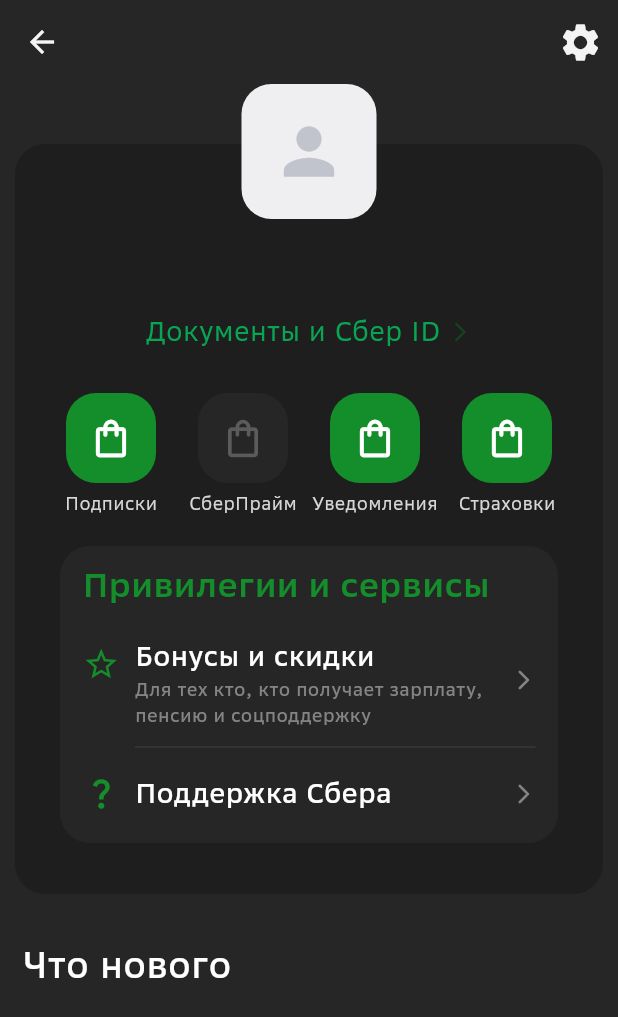
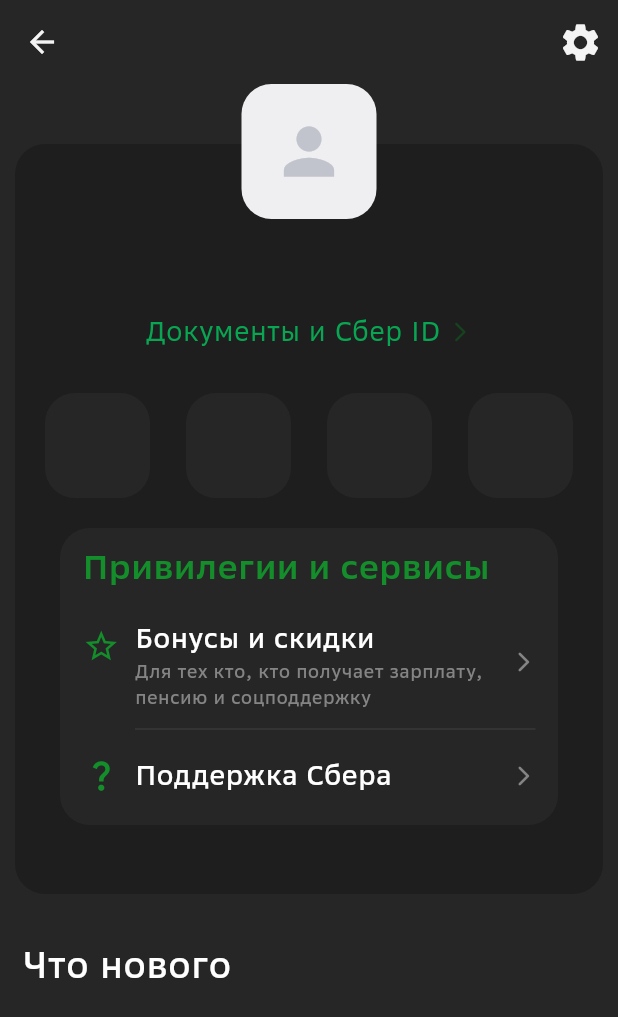
Before and after one commit to ErikBagaev1/sber, a Flutter app: the ProfilePage screen opened directly with empty values, on a phone screen of 412 x 824 dp. Shown: the top 1017 px of the screen. Run offline on Flutter 3.47's test engine with Material 3 defaults, Android fonts, the phone set to English and light mode, and no system bars; our stand-ins replace flutter_svg, shared_preferences, skeletonizer, skeletons; accounts and stored records are empty.

Commit message:
добавление скелетона в profile

```diff
--- a/lib/components/sceleton.dart
+++ b/lib/components/sceleton.dart
@@ -70,3 +70,72 @@
     super.dispose();
   }
 }
+
+class SkeletonIconContainer extends StatefulWidget {
+  final String text;
+  final TextStyle style;
+  final double width;
+  final double height;
+  final BorderRadius borderRadius;
+  final Color color;
+  final Duration duration;
+
+  const SkeletonIconContainer({
+    Key? key,
+    required this.width,
+    required this.height,
+    this.borderRadius = BorderRadius.zero,
+    this.color = const Color(0xFF313131),
+    this.duration = const Duration(milliseconds: 1200),
+    required this.text,
+    required this.style,
+  }) : super(key: key);
+
+  @override
+  _SkeletonIconContainerState createState() => _SkeletonIconContainerState();
+}
+
+class _SkeletonIconContainerState extends State<SkeletonIconContainer>
+    with SingleTickerProviderStateMixin {
+  late AnimationController _controller;
+  late Animation<double> _animation;
+
+  @override
+  void initState() {
+    super.initState();
+    _controller = AnimationController(
+      vsync: this,
+      duration: widget.duration,
+    )..repeat(reverse: true);
+    _animation = Tween<double>(
+      begin: 0,
+      end: 1,
+    ).animate(_controller);
+  }
+
+  @override
+  Widget build(BuildContext context) {
+    return AnimatedBuilder(
+      animation: _controller,
+      builder: (context, child) {
+        return Opacity(
+          opacity: _animation.value,
+          child: Container(
+            width: widget.width,
+            height: widget.height,
+            decoration: BoxDecoration(
+              borderRadius: widget.borderRadius,
+              color: widget.color,
+            ),
+          ),
+        );
+      },
+    );
+  }
+
+  @override
+  void dispose() {
+    _controller.dispose();
+    super.dispose();
+  }
+}
--- a/lib/pages/profile_page.dart
+++ b/lib/pages/profile_page.dart
@@ -1,11 +1,30 @@
 import 'package:flutter/material.dart';
 import 'package:sber/theme/colors.dart';
 
+import '../components/sceleton.dart';
 import '../models/profile.dart';
 
-class ProfilePage extends StatelessWidget {
+class ProfilePage extends StatefulWidget {
   final CreditCard myCreditCard;
   const ProfilePage({super.key, required this.myCreditCard});
+
+  @override
+  State<ProfilePage> createState() => _ProfilePageState();
+}
+
+class _ProfilePageState extends State<ProfilePage> {
+  bool isLoading = true;
+
+  @override
+  void initState() {
+    super.initState();
+    // Делаем задержку на 2 секунды, затем переключаем isLoading на false
+    Future.delayed(const Duration(seconds: 2), () {
+      setState(() {
+        isLoading = false;
+      });
+    });
+  }
 
   @override
   Widget build(BuildContext context) {
@@ -41,7 +60,7 @@
                         mainAxisAlignment: MainAxisAlignment.center,
                         children: [
                           Text(
-                            myCreditCard.name,
+                            widget.myCreditCard.name,
                             style: const TextStyle(
                                 color: Color(0xffffffff),
                                 fontSize: 24,
@@ -75,11 +94,45 @@
                           ],
                         ),
                       ),
-                      const Padding(
-                        padding: EdgeInsets.symmetric(
+                      Padding(
+                          padding: const EdgeInsets.symmetric(
                               horizontal: 20.0, vertical: 20),
-                        child: Row(
-                          mainAxisAlignment: MainAxisAlignment.spaceBetween,
+                          child: isLoading
+                              ? Row(
+                                  mainAxisAlignment:
+                                      MainAxisAlignment.spaceBetween,
+                                  children: [
+                                    SkeletonIconContainer(
+                                      width: 70,
+                                      height: 70,
+                                      borderRadius: BorderRadius.circular(20),
+                                      text: '',
+                                      style: const TextStyle(),
+                                    ),
+                                    SkeletonIconContainer(
+                                      width: 70,
+                                      height: 70,
+                                      borderRadius: BorderRadius.circular(20),
+                                      text: '',
+                                      style: const TextStyle(),
+                                    ),
+                                    SkeletonIconContainer(
+                                      width: 70,
+                                      height: 70,
+                                      borderRadius: BorderRadius.circular(20),
+                                      text: '',
+                                      style: const TextStyle(),
+                                    ),
+                                    SkeletonIconContainer(
+                                      width: 70,
+                                      height: 70,
+                                      borderRadius: BorderRadius.circular(20),
+                                      text: '',
+                                      style: const TextStyle(),
+                                    ),
+                                  ],
+                                )
+                              : const Row(
                                   children: [
                                     IconCards(
                                       color: GREEN_MEDIUM,
@@ -116,10 +169,9 @@
                                         size: 30,
                                         color: Colors.white,
                                       ),
-                            )
+                                    ),
                                   ],
-                        ),
-                      ),
+                                )),
                       Padding(
                         padding: const EdgeInsets.symmetric(horizontal: 30.0),
                         child: Container(
```
Lines whose indentation alone changed are shown as unchanged.
